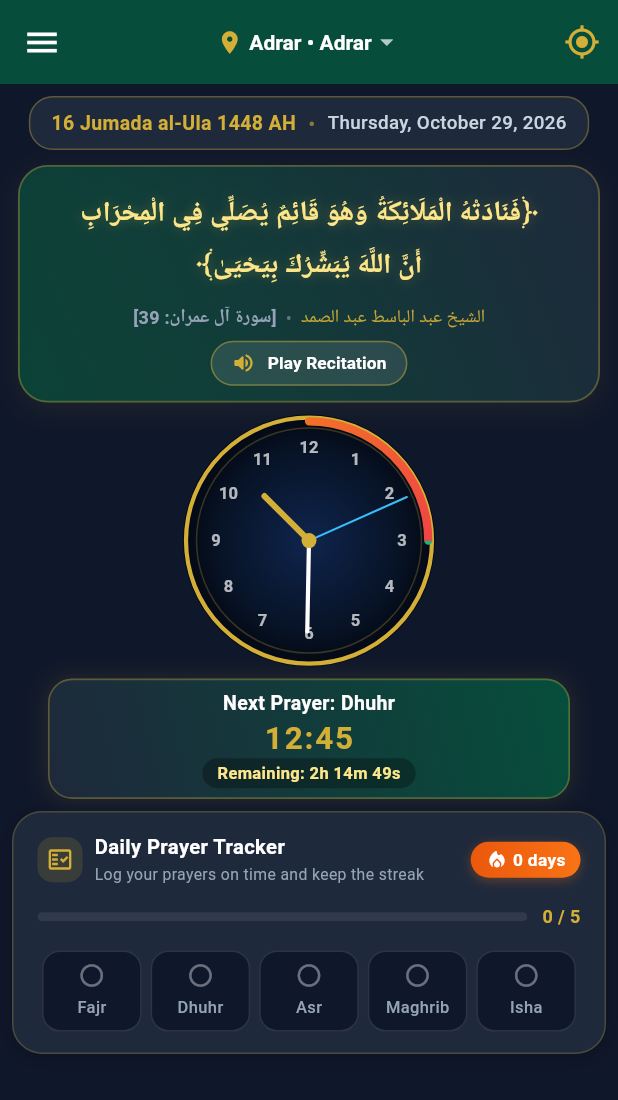
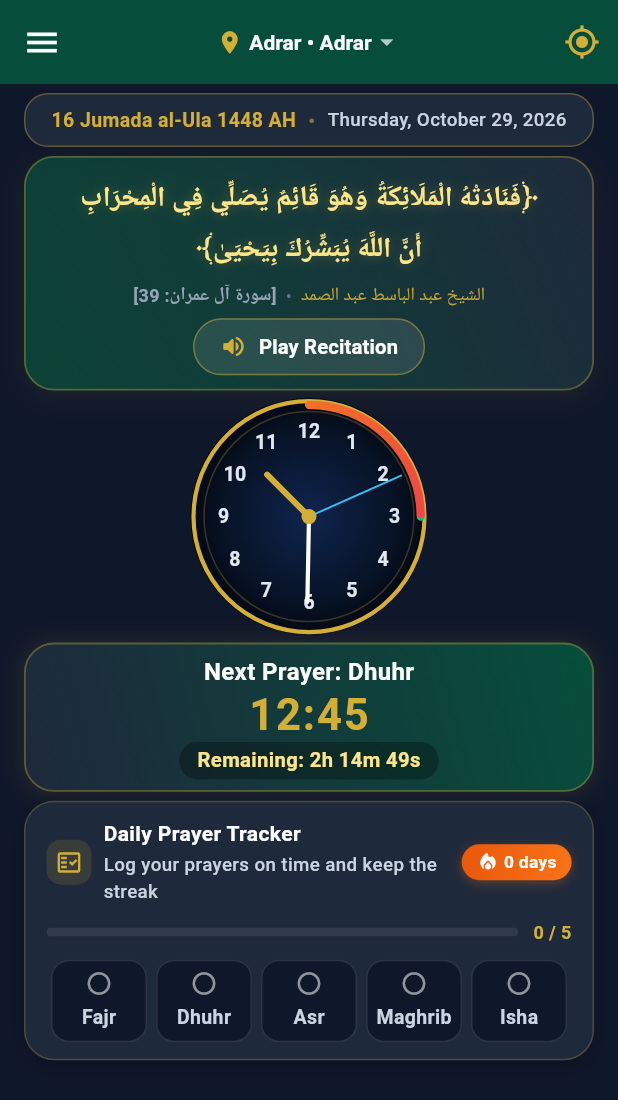
Before and after one commit to dahmane0509/mihrab, a Flutter app: the NextPrayerScreen screen opened directly with sample values from the repository, after a tap on "Pause", on a phone screen of 412 x 824 dp. Shown: the top 1100 px of the screen. Run offline on Flutter 3.47's test engine with Material 3 defaults, Android fonts, the phone set to English and light mode, and no system bars; our stand-ins replace audioplayers, device_info_plus, flutter_local_notifications, geolocator, google_fonts, package_info_plus and 4 more; accounts and stored records are empty; Roboto replaces fonts that are missing (Amiri); statements that could not run were skipped.

Commit message:
Refine Home Screen MD3 alignment (16dp uniform width), typography hierarchy, touch targets, and vertical balance (v1.0.4)

```diff
--- a/lib/screens/next_prayer_screen.dart
+++ b/lib/screens/next_prayer_screen.dart
@@ -435,12 +435,13 @@ class _NextPrayerScreenState extends State<NextPrayerScreen> {
                   ),
                 ),
                 child: SingleChildScrollView(
-                  padding: const EdgeInsets.fromLTRB(8.0, 8.0, 8.0, 8.0),
+                  padding: const EdgeInsets.fromLTRB(16.0, 6.0, 16.0, 4.0),
                   child: Column(
                     children: [
-                      // Dates card - Perfectly centered single line with clear bottom spacing
-                      Center(
-                        child: Container(
+                      // Dates card - Full width matching all cards below (16dp outer horizontal margin)
+                      Container(
+                        width: double.infinity,
+                        alignment: Alignment.center,
                         padding: const EdgeInsets.symmetric(
                             horizontal: 14, vertical: 7),
                         decoration: BoxDecoration(
@@ -485,15 +486,13 @@ class _NextPrayerScreenState extends State<NextPrayerScreen> {
                           ),
                         ),
                       ),
-                      ),
-                      const SizedBox(height: 10),
+                      const SizedBox(height: 6),
 
-                      // Mihrab Holy Quran Verse Card with Recitation Control
+                      // Mihrab Holy Quran Verse Card with Recitation Control (Full width, 16dp outer margin)
                       Container(
                         width: double.infinity,
-                        margin: const EdgeInsets.symmetric(horizontal: 4.0),
                         padding:
-                            const EdgeInsets.fromLTRB(12.0, 12.0, 12.0, 10.0),
+                            const EdgeInsets.fromLTRB(14.0, 9.0, 14.0, 9.0),
                         decoration: BoxDecoration(
                           gradient: LinearGradient(
                             colors: [
@@ -522,7 +521,7 @@ class _NextPrayerScreenState extends State<NextPrayerScreen> {
                             // Holy Verse in 2 balanced lines with natural Amiri line height so descenders/tashkeel never clip
                             Padding(
                               padding:
-                                  const EdgeInsets.symmetric(vertical: 2.0),
+                                  const EdgeInsets.symmetric(vertical: 1.0),
                               child: FittedBox(
                                 fit: BoxFit.scaleDown,
                                 child: Text(
@@ -534,7 +533,7 @@ class _NextPrayerScreenState extends State<NextPrayerScreen> {
                                     color: const Color(0xFFFDE68A),
                                     fontSize: 18.5,
                                     fontWeight: FontWeight.bold,
-                                    height: 1.85,
+                                    height: 1.80,
                                     shadows: [
                                       Shadow(
                                         color: const Color(0xFFD4AF37)
@@ -547,7 +546,7 @@ class _NextPrayerScreenState extends State<NextPrayerScreen> {
                               ),
                             ),
 
-                            const SizedBox(height: 6),
+                            const SizedBox(height: 4),
 
                             // Attribution in a single scaled row to guarantee zero vertical wrapping/overflow
                             FittedBox(
@@ -595,7 +594,7 @@ class _NextPrayerScreenState extends State<NextPrayerScreen> {
 
                             const SizedBox(height: 6),
 
-                            // Manual Audio Playback Button - Always visible, enabled, and independent of general settings
+                            // Manual Audio Playback Button - Comfortable touch target (38px-42px) & 13.5px font
                             ValueListenableBuilder<bool>(
                               valueListenable:
                                   VerseAudioService.isPlayingNotifier,
@@ -622,8 +621,8 @@ class _NextPrayerScreenState extends State<NextPrayerScreen> {
                                         ? const Color(0xFFFDE68A)
                                         : Colors.white,
                                     padding: const EdgeInsets.symmetric(
-                                        horizontal: 14, vertical: 5),
-                                    minimumSize: const Size(120, 30),
+                                        horizontal: 18, vertical: 8),
+                                    minimumSize: const Size(140, 38),
                                     tapTargetSize:
                                         MaterialTapTargetSize.shrinkWrap,
                                     shape: RoundedRectangleBorder(
@@ -644,7 +643,7 @@ class _NextPrayerScreenState extends State<NextPrayerScreen> {
                                     color: isPlaying
                                         ? const Color(0xFFFDE68A)
                                         : theme.accent,
-                                    size: 16,
+                                    size: 18,
                                   ),
                                   label: Text(
                                     isPlaying
@@ -662,7 +661,7 @@ class _NextPrayerScreenState extends State<NextPrayerScreen> {
                                       color: isPlaying
                                           ? const Color(0xFFFDE68A)
                                           : Colors.white,
-                                      fontSize: 11.5,
+                                      fontSize: 13.5,
                                       fontWeight: FontWeight.bold,
                                     ),
                                   ),
@@ -672,7 +671,7 @@ class _NextPrayerScreenState extends State<NextPrayerScreen> {
                           ],
                         ),
                       ),
-                      const SizedBox(height: 8),
+                      const SizedBox(height: 5),
 
                       // Islamic Clock (Supports Analog, Digital, Minimalist)
                       Center(
@@ -682,14 +681,13 @@ class _NextPrayerScreenState extends State<NextPrayerScreen> {
                           isAr: isAr,
                         ),
                       ),
-                      const SizedBox(height: 8),
+                      const SizedBox(height: 5),
 
-                      // Next Prayer Countdown Card (Compact vertical layout)
+                      // Next Prayer Countdown Card (Full width matching all other cards, prominent typography)
                       Container(
                         width: double.infinity,
-                        margin: const EdgeInsets.symmetric(horizontal: 24.0),
                         padding: const EdgeInsets.symmetric(
-                            horizontal: 14, vertical: 6),
+                            horizontal: 16, vertical: 7),
                         clipBehavior: Clip.antiAlias,
                         decoration: BoxDecoration(
                           gradient: LinearGradient(
@@ -697,10 +695,10 @@ class _NextPrayerScreenState extends State<NextPrayerScreen> {
                             begin: Alignment.topRight,
                             end: Alignment.bottomLeft,
                           ),
-                          borderRadius: BorderRadius.circular(16),
+                          borderRadius: BorderRadius.circular(20),
                           border: Border.all(
                               color: theme.accent.withValues(alpha: 0.35),
-                              width: 1.1),
+                              width: 1.2),
                           boxShadow: [
                             BoxShadow(
                               color: theme.accent.withValues(alpha: 0.12),
@@ -720,28 +718,28 @@ class _NextPrayerScreenState extends State<NextPrayerScreen> {
                                     : "${LanguageService.tr('tab_next_prayer')}: ${next['name']}",
                                 style: const TextStyle(
                                   color: Colors.white,
-                                  fontSize: 13,
+                                  fontSize: 16,
                                   fontWeight: FontWeight.bold,
                                 ),
                               ),
                             ),
                             const SizedBox(height: 2),
 
-                            // Time Text - 24-hour format (e.g. 16:09)
+                            // Time Text - 24-hour format (28px–30px bold)
                             Text(
                               next['time'] ?? "",
                               style: TextStyle(
                                 color: theme.accent,
-                                fontSize: 21,
+                                fontSize: 29,
                                 fontWeight: FontWeight.bold,
-                                height: 1.1,
+                                height: 1.05,
                                 letterSpacing: 1.2,
                               ),
                             ),
-                            const SizedBox(height: 2),
+                            const SizedBox(height: 3),
                             Container(
                               padding: const EdgeInsets.symmetric(
-                                  horizontal: 10, vertical: 2),
+                                  horizontal: 12, vertical: 3),
                               decoration: BoxDecoration(
                                 color: Colors.black.withValues(alpha: 0.3),
                                 borderRadius: BorderRadius.circular(12),
@@ -753,18 +751,18 @@ class _NextPrayerScreenState extends State<NextPrayerScreen> {
                                 style: const TextStyle(
                                   color: Color(0xFFFDE68A),
                                   fontWeight: FontWeight.bold,
-                                  fontSize: 11,
+                                  fontSize: 13.5,
                                 ),
                               ),
                             ),
                           ],
                         ),
                       ),
-                      const SizedBox(height: 8),
+                      const SizedBox(height: 6),
 
                       // Daily Prayer Tracker with Streak Badge
                       PrayerTrackerCard(isAr: isAr),
-                      const SizedBox(height: 6),
+                      const SizedBox(height: 2),
                     ],
                   ),
                 ),
--- a/lib/widgets/mihrab_clock_widget.dart
+++ b/lib/widgets/mihrab_clock_widget.dart
@@ -41,8 +41,8 @@ class MihrabClockWidget extends StatelessWidget {
   // 1. Classic Analog Clock
   Widget _buildAnalogClock(BuildContext context, AppThemeColor theme) {
     return SizedBox(
-      width: 168,
-      height: 168,
+      width: 158,
+      height: 158,
       child: CustomPaint(
         painter: ModernAnalogClockPainter(
           dateTime: dateTime,
@@ -200,8 +200,8 @@ class MihrabClockWidget extends StatelessWidget {
   // 3. Minimalist Arabic Numerals Clock
   Widget _buildMinimalistClock(BuildContext context, AppThemeColor theme) {
     return SizedBox(
-      width: 168,
-      height: 168,
+      width: 158,
+      height: 158,
       child: CustomPaint(
         painter: MinimalistArabicClockPainter(
           dateTime: dateTime,
@@ -278,9 +278,9 @@ class ModernAnalogClockPainter extends CustomPainter {
       textPainter.text = TextSpan(
         text: "$i",
         style: const TextStyle(
-          color: Colors.white70,
-          fontSize: 11,
-          fontWeight: FontWeight.bold,
+          color: Color(0xFFE2E8F0),
+          fontSize: 13,
+          fontWeight: FontWeight.w600,
         ),
       );
       textPainter.layout();
@@ -379,9 +379,9 @@ class MinimalistArabicClockPainter extends CustomPainter {
       textPainter.text = TextSpan(
         text: arabicNumerals[i],
         style: TextStyle(
-          color: isCardinal ? accentColor : Colors.white60,
-          fontSize: isCardinal ? 13 : 11,
-          fontWeight: isCardinal ? FontWeight.bold : FontWeight.w500,
+          color: isCardinal ? accentColor : const Color(0xFFE2E8F0),
+          fontSize: 13,
+          fontWeight: isCardinal ? FontWeight.bold : FontWeight.w600,
         ),
       );
       textPainter.layout();
--- a/lib/widgets/prayer_tracker_card.dart
+++ b/lib/widgets/prayer_tracker_card.dart
@@ -27,7 +27,7 @@ class PrayerTrackerCard extends StatelessWidget {
               builder: (context, streak, _) {
                 return Container(
                   width: double.infinity,
-                  padding: const EdgeInsets.symmetric(horizontal: 16, vertical: 14),
+                  padding: const EdgeInsets.symmetric(horizontal: 14, vertical: 11),
                   decoration: BoxDecoration(
                     color: theme.cardBackground,
                     borderRadius: BorderRadius.circular(20),
@@ -74,18 +74,19 @@ class PrayerTrackerCard extends StatelessWidget {
                                   isAr ? "متتبع الصلوات اليومية" : "Daily Prayer Tracker",
                                   style: const TextStyle(
                                     color: Colors.white,
-                                    fontSize: 13.5,
+                                    fontSize: 14,
                                     fontWeight: FontWeight.bold,
                                   ),
                                 ),
-                                const SizedBox(height: 1),
+                                const SizedBox(height: 2),
                                 Text(
                                   isAr
                                       ? "سجّل صلواتك في وقتها واحرص على استمرار السلسلة"
                                       : "Log your prayers on time and keep the streak",
                                   style: const TextStyle(
-                                    color: Color(0xFF94A3B8),
-                                    fontSize: 10.5,
+                                    color: Color(0xFFCBD5E1),
+                                    fontSize: 12.5,
+                                    fontWeight: FontWeight.w500,
                                   ),
                                 ),
                               ],
@@ -129,7 +130,7 @@ class PrayerTrackerCard extends StatelessWidget {
                           ),
                         ],
                       ),
-                      const SizedBox(height: 12),
+                      const SizedBox(height: 9),
 
                       // Progress Bar & Count
                       Row(
@@ -158,7 +159,7 @@ class PrayerTrackerCard extends StatelessWidget {
                           ),
                         ],
                       ),
-                      const SizedBox(height: 14),
+                      const SizedBox(height: 10),
 
                       // 5 Prayer Buttons
                       Row(
@@ -191,7 +192,7 @@ class PrayerTrackerCard extends StatelessWidget {
                                     await PrayerTrackerService.togglePrayer(key);
                                   },
                                   child: Padding(
-                                    padding: const EdgeInsets.symmetric(vertical: 8),
+                                    padding: const EdgeInsets.symmetric(vertical: 7),
                                     child: Column(
                                       mainAxisSize: MainAxisSize.min,
                                       children: [
@@ -201,7 +202,7 @@ class PrayerTrackerCard extends StatelessWidget {
                                               : Icons.radio_button_unchecked_rounded,
                                           color: isDone
                                               ? const Color(0xFF34D399)
-                                              : Colors.white38,
+                                              : Colors.white54,
                                           size: 18,
                                         ),
                                         const SizedBox(height: 4),
@@ -210,11 +211,11 @@ class PrayerTrackerCard extends StatelessWidget {
                                           style: TextStyle(
                                             color: isDone
                                                 ? Colors.white
-                                                : const Color(0xFF94A3B8),
-                                            fontSize: 11,
+                                                : const Color(0xFFCBD5E1),
+                                            fontSize: 13,
                                             fontWeight: isDone
                                                 ? FontWeight.bold
-                                                : FontWeight.w500,
+                                                : FontWeight.w600,
                                           ),
                                         ),
                                       ],
```
Lines whose indentation alone changed are shown as unchanged.
